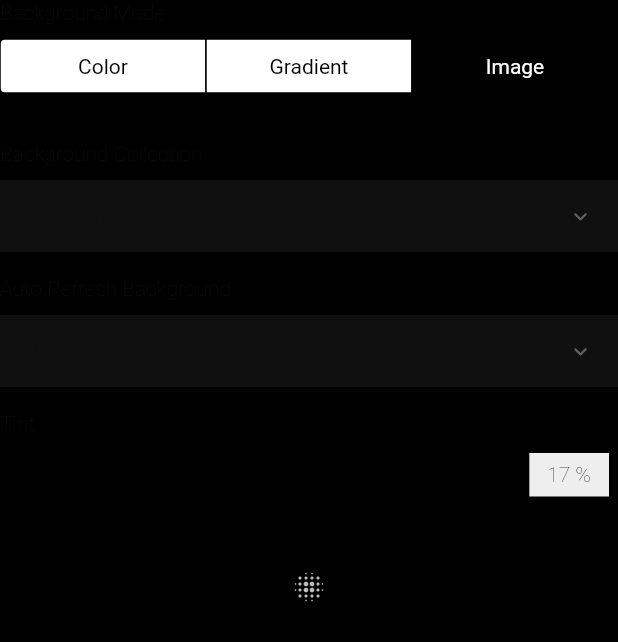
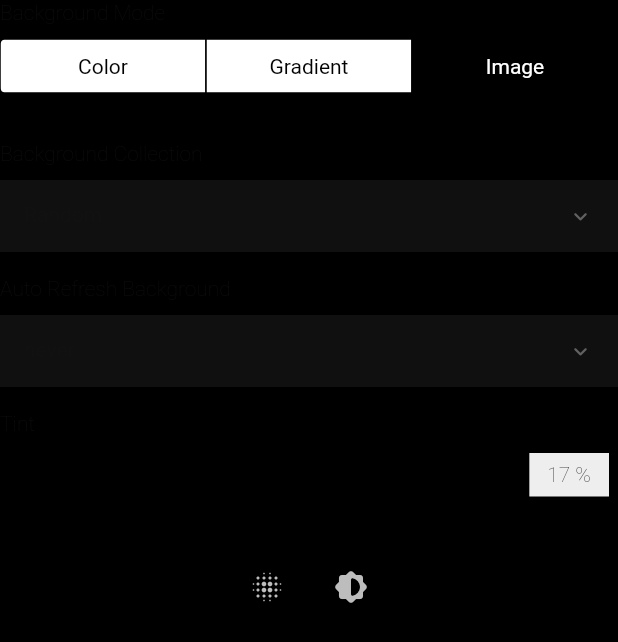
Before and after one commit to BirjuVachhani/pluto, a Flutter app: the BackgroundSettingsView widget shown alone on an empty page, opened directly, after a tap on "Gradient", after a tap on "Image", on a phone screen of 412 x 824 dp. Shown: the top 642 px of the screen. Run offline on Flutter 3.47's test engine with Material 2 defaults, Android fonts, the phone set to English and light mode, and no system bars; our stand-ins replace equatable, get_it, shared_preferences; accounts and stored records are empty.

Commit message:
Implement tint invert

```diff
--- a/lib/settings/background_settings_view.dart
+++ b/lib/settings/background_settings_view.dart
@@ -133,6 +133,10 @@ class BackgroundSettingsView extends StatelessWidget {
             onChanged: (value) => model.setTint(value),
           ),
           const SizedBox(height: 40),
+          Row(
+            mainAxisSize: MainAxisSize.max,
+            mainAxisAlignment: MainAxisAlignment.center,
+            children: [
               GestureDetectorWithCursor(
                 onTap: () => model.setTexture(!model.texture),
                 tooltip: 'Texture',
@@ -143,6 +147,22 @@ class BackgroundSettingsView extends StatelessWidget {
                     color: model.texture ? Colors.black : Colors.grey.shade400,
                   ),
                 ),
+              ),
+              if (model.mode.isImage) ...[
+                const SizedBox(width: 16),
+                GestureDetectorWithCursor(
+                  onTap: () => model.setInvert(!model.invert),
+                  tooltip: 'Invert',
+                  child: Padding(
+                    padding: const EdgeInsets.all(8),
+                    child: Icon(
+                      Icons.brightness_medium_rounded,
+                      color: model.invert ? Colors.black : Colors.grey.shade400,
+                    ),
+                  ),
+                ),
+              ],
+            ],
           ),
           const SizedBox(height: 16),
         ],
```
Also changed, not shown: lib/home/home_background.dart (+5 -2 lines). Lines whose indentation alone changed are shown as unchanged.
